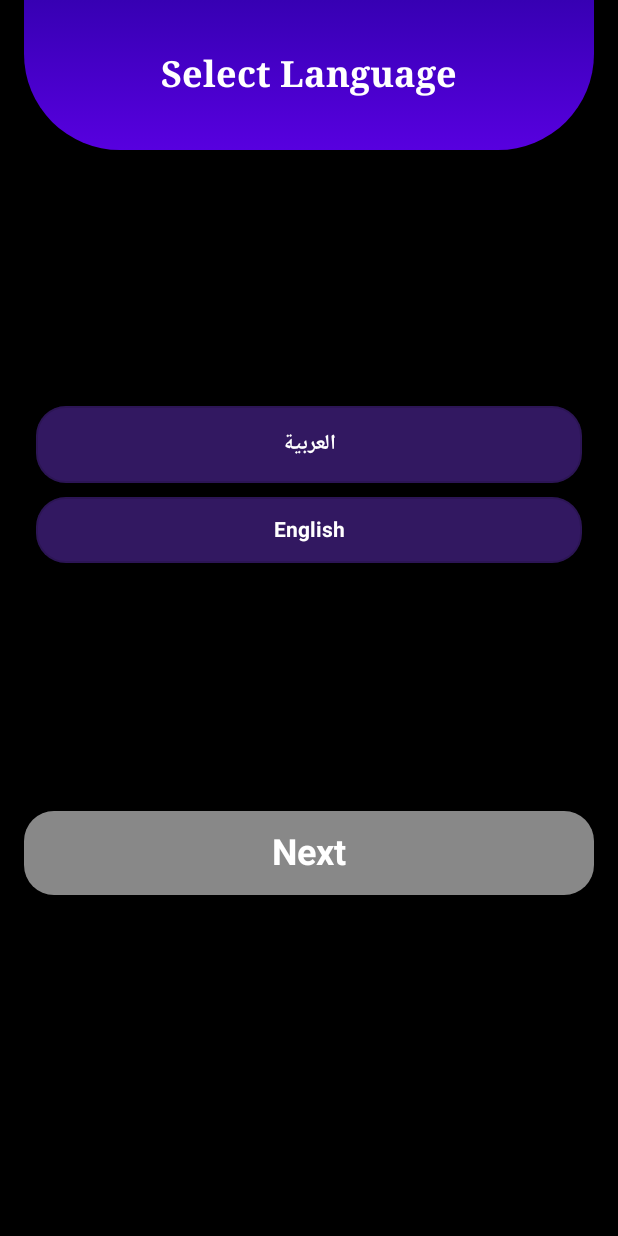
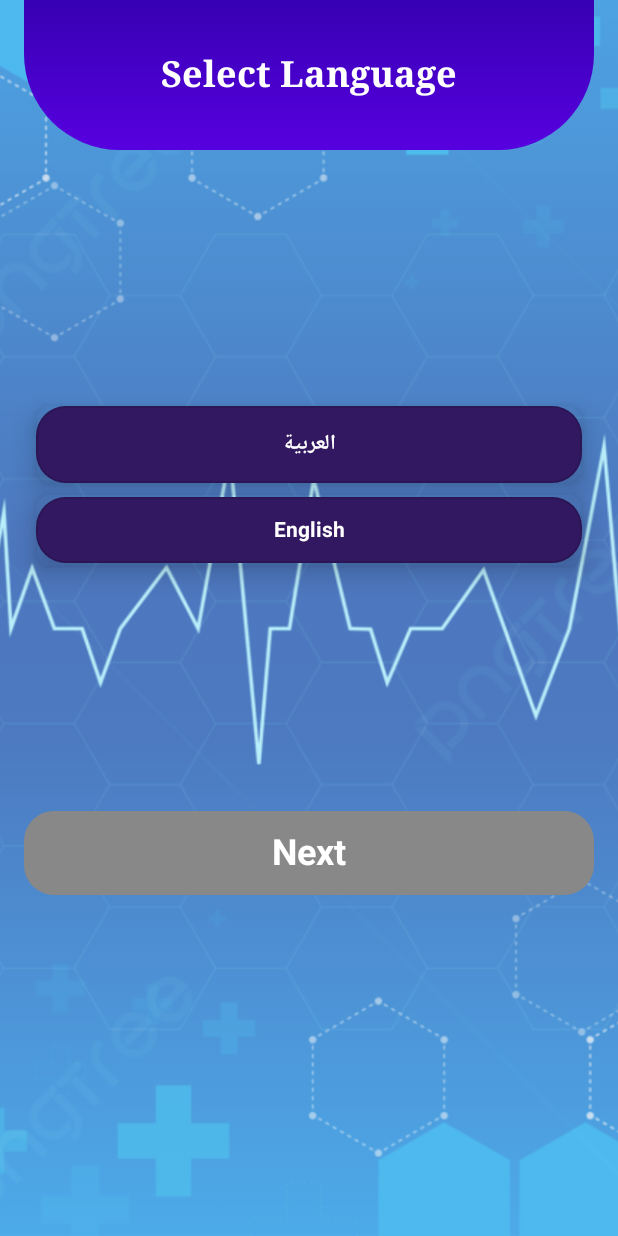
Before and after one commit to Amr4x4/Az_HealthCare, an Android app built with Jetpack Compose: the @Preview function LanguagePreview, on a phone screen of 412 x 824 dp. Run offline under Robolectric (Android 15) with nearby library versions, the phone set to English and light mode, and no system bars.

Commit message:
Background Changes

```diff
--- /dev/null
+++ b/app/src/main/java/com/example/azhealthcare/common_ui/BackgroundScreen.kt
@@ -0,0 +1,27 @@
+package com.example.azhealthcare.common_ui
+
+import androidx.compose.foundation.Image
+import androidx.compose.foundation.layout.fillMaxSize
+import androidx.compose.runtime.Composable
+import androidx.compose.ui.Modifier
+import androidx.compose.ui.layout.ContentScale
+import androidx.compose.ui.res.painterResource
+import androidx.compose.ui.tooling.preview.Preview
+import com.example.azhealthcare.R
+
+@Composable
+fun BackgroundScreen(modifier: Modifier = Modifier) {
+    Image(
+        painter = painterResource(id = R.drawable.background_screen),
+        contentDescription = "Background Image",
+        contentScale = ContentScale.Crop,
+        modifier = Modifier.fillMaxSize(),
+        alpha = 0.7f
+    )
+}
+
+@Preview
+@Composable
+private fun PreviewBackground() {
+    BackgroundScreen()
+}
--- a/app/src/main/java/com/example/azhealthcare/screens/GetStartScreen.kt
+++ b/app/src/main/java/com/example/azhealthcare/screens/GetStartScreen.kt
@@ -29,6 +29,7 @@ import androidx.compose.ui.unit.dp
 import androidx.compose.ui.unit.sp
 import androidx.navigation.NavController
 import com.example.azhealthcare.R
+import com.example.azhealthcare.common_ui.BackgroundScreen
 import com.example.azhealthcare.common_ui.MyButton
 
 @Composable
@@ -36,11 +37,10 @@ fun StartPage(
     navController: NavController
 ) {
 
-
+    BackgroundScreen()
     Column(
         modifier = Modifier
             .fillMaxSize()
-            .background(Color.Black)
             .padding(24.dp)
         ,
         horizontalAlignment = Alignment.CenterHorizontally,
--- a/app/src/main/java/com/example/azhealthcare/screens/LanguagesScreen.kt
+++ b/app/src/main/java/com/example/azhealthcare/screens/LanguagesScreen.kt
@@ -20,6 +20,7 @@ import androidx.compose.ui.unit.dp
 import androidx.compose.ui.unit.sp
 import androidx.core.os.LocaleListCompat
 import androidx.navigation.NavHostController
+import com.example.azhealthcare.common_ui.BackgroundScreen
 import com.example.azhealthcare.common_ui.MyButton
 import com.example.azhealthcare.common_ui.TopBox
 import com.example.azhealthcare.ui.theme.OrangeDark
@@ -41,10 +42,10 @@ fun Languages(
     // State to hold the selected language
     var selectedLanguage by remember { mutableStateOf<String?>(null) }
 
+    BackgroundScreen()
     Column(
         Modifier
             .fillMaxSize()
-            .background(Color.Black)
             .padding(start = 16.dp, end = 16.dp),
         verticalArrangement = Arrangement.SpaceBetween,
         horizontalAlignment = Alignment.CenterHorizontally
```
Also changed, not shown: app/src/main/res/drawable/background_screen.jpg (added).
